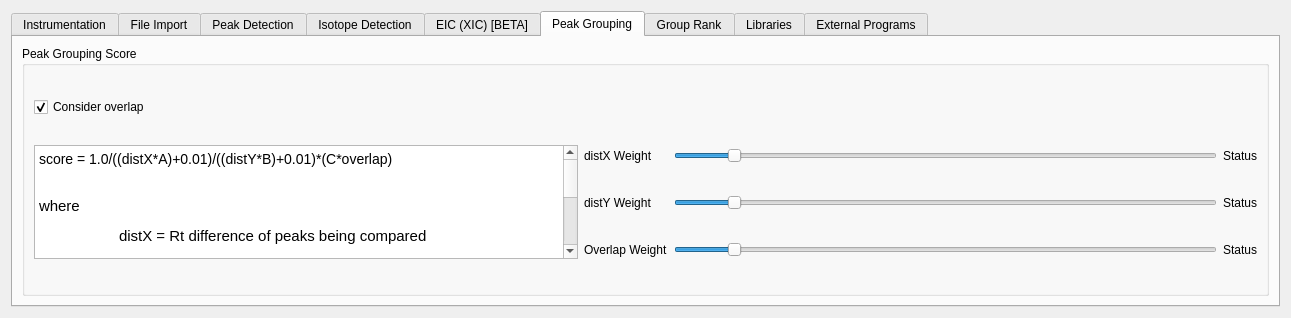
Before: the Qt Designer form mzroll/forms/settingsform.ui in ElucidataInc/ElMaven, drawn with Qt 5.
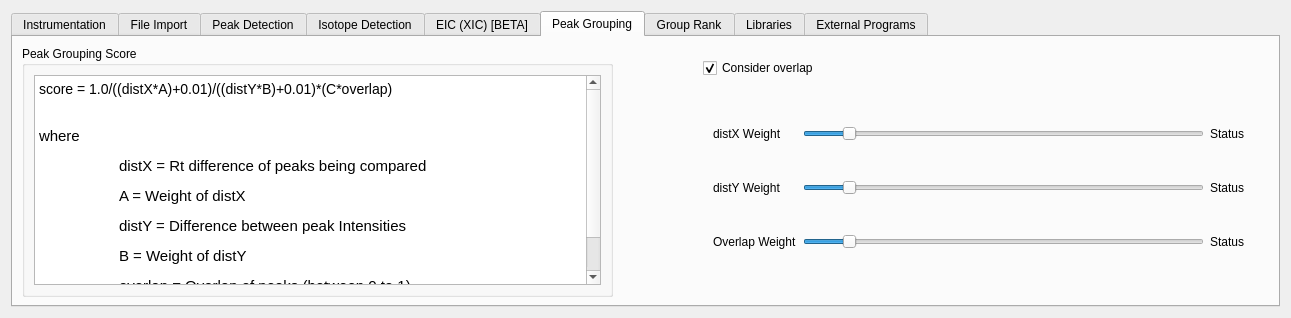
After: the same form once the commit is applied. The open tabs and pages were chosen to show the change. Icons and pictures are not drawn.

Commit message:
UI: Consistent UI for Peak Grouping Tab & Group Rank Tab #217
Issue: #217

Patch:
```diff
--- a/mzroll/forms/settingsform.ui
+++ b/mzroll/forms/settingsform.ui
@@ -772,28 +772,20 @@
       <attribute name="title">
        <string>Peak Grouping</string>
       </attribute>
-      <layout class="QGridLayout" name="gridLayout_9">
-       <item row="0" column="0">
         <widget class="QGroupBox" name="groupBox_2">
+       <property name="geometry">
+        <rect>
+         <x>9</x>
+         <y>9</y>
+         <width>591</width>
+         <height>251</height>
+        </rect>
+       </property>
          <property name="title">
           <string>Peak Grouping Score</string>
          </property>
          <layout class="QGridLayout" name="gridLayout_11">
-          <item row="2" column="6">
-           <widget class="QLabel" name="distYStatus">
-            <property name="text">
-             <string>Status</string>
-            </property>
-           </widget>
-          </item>
-          <item row="1" column="3">
-           <widget class="QLabel" name="label_29">
-            <property name="text">
-             <string>distX Weight</string>
-            </property>
-           </widget>
-          </item>
-          <item row="1" column="0" rowspan="3">
+        <item row="1" column="3" colspan="3">
            <widget class="QTextBrowser" name="textBrowser">
             <property name="html">
              <string>&lt;!DOCTYPE HTML PUBLIC &quot;-//W3C//DTD HTML 4.0//EN&quot; &quot;http://www.w3.org/TR/REC-html40/strict.dtd&quot;&gt;
@@ -811,21 +803,83 @@
             </property>
            </widget>
           </item>
-          <item row="2" column="3">
+       </layout>
+      </widget>
+      <widget class="QWidget" name="gridLayoutWidget_2">
+       <property name="geometry">
+        <rect>
+         <x>700</x>
+         <y>56</y>
+         <width>531</width>
+         <height>191</height>
+        </rect>
+       </property>
+       <layout class="QGridLayout" name="gridLayout_9">
+        <item row="0" column="1">
+         <widget class="QSlider" name="distXSlider">
+          <property name="maximum">
+           <number>100</number>
+          </property>
+          <property name="singleStep">
+           <number>1</number>
+          </property>
+          <property name="value">
+           <number>10</number>
+          </property>
+          <property name="orientation">
+           <enum>Qt::Horizontal</enum>
+          </property>
+         </widget>
+        </item>
+        <item row="0" column="2">
+         <widget class="QLabel" name="distXStatus">
+          <property name="text">
+           <string>Status</string>
+          </property>
+         </widget>
+        </item>
+        <item row="0" column="0">
+         <widget class="QLabel" name="label_29">
+          <property name="text">
+           <string>distX Weight</string>
+          </property>
+         </widget>
+        </item>
+        <item row="1" column="0">
            <widget class="QLabel" name="label_31">
             <property name="text">
              <string>distY Weight</string>
             </property>
            </widget>
           </item>
-          <item row="3" column="3">
+        <item row="1" column="2">
+         <widget class="QLabel" name="distYStatus">
+          <property name="text">
+           <string>Status</string>
+          </property>
+         </widget>
+        </item>
+        <item row="1" column="1">
+         <widget class="QSlider" name="distYSlider">
+          <property name="maximum">
+           <number>100</number>
+          </property>
+          <property name="value">
+           <number>10</number>
+          </property>
+          <property name="orientation">
+           <enum>Qt::Horizontal</enum>
+          </property>
+         </widget>
+        </item>
+        <item row="2" column="0">
            <widget class="QLabel" name="label_30">
             <property name="text">
              <string>Overlap Weight</string>
             </property>
            </widget>
           </item>
-          <item row="3" column="5">
+        <item row="2" column="1">
            <widget class="QSlider" name="overlapSlider">
             <property name="maximum">
              <number>100</number>
@@ -838,51 +892,24 @@
             </property>
            </widget>
           </item>
-          <item row="1" column="5">
-           <widget class="QSlider" name="distXSlider">
-            <property name="maximum">
-             <number>100</number>
-            </property>
-            <property name="singleStep">
-             <number>1</number>
-            </property>
-            <property name="value">
-             <number>10</number>
-            </property>
-            <property name="orientation">
-             <enum>Qt::Horizontal</enum>
-            </property>
-           </widget>
-          </item>
-          <item row="2" column="5">
-           <widget class="QSlider" name="distYSlider">
-            <property name="maximum">
-             <number>100</number>
-            </property>
-            <property name="value">
-             <number>10</number>
-            </property>
-            <property name="orientation">
-             <enum>Qt::Horizontal</enum>
-            </property>
-           </widget>
-          </item>
-          <item row="3" column="6">
+        <item row="2" column="2">
            <widget class="QLabel" name="overlapStatus">
             <property name="text">
              <string>Status</string>
             </property>
            </widget>
           </item>
-          <item row="1" column="6">
-           <widget class="QLabel" name="distXStatus">
-            <property name="text">
-             <string>Status</string>
-            </property>
-           </widget>
-          </item>
-          <item row="0" column="0">
+       </layout>
+      </widget>
            <widget class="QCheckBox" name="useOverlap">
+       <property name="geometry">
+        <rect>
+         <x>690</x>
+         <y>20</y>
+         <width>145</width>
+         <height>22</height>
+        </rect>
+       </property>
             <property name="toolTip">
              <string/>
             </property>
@@ -896,11 +923,6 @@
              <bool>false</bool>
             </property>
            </widget>
-          </item>
-         </layout>
-        </widget>
-       </item>
-      </layout>
      </widget>
      <widget class="QWidget" name="tab_3">
       <attribute name="title">
```
Lines whose indentation alone changed are shown as unchanged.
